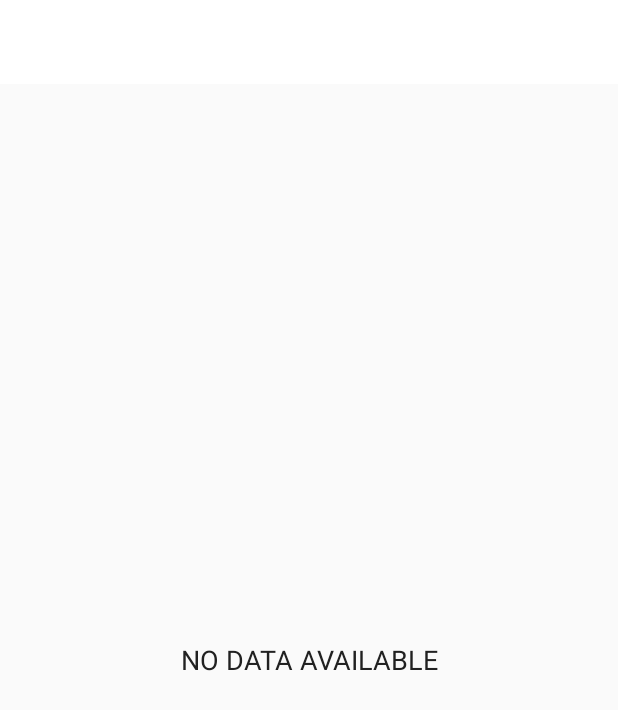
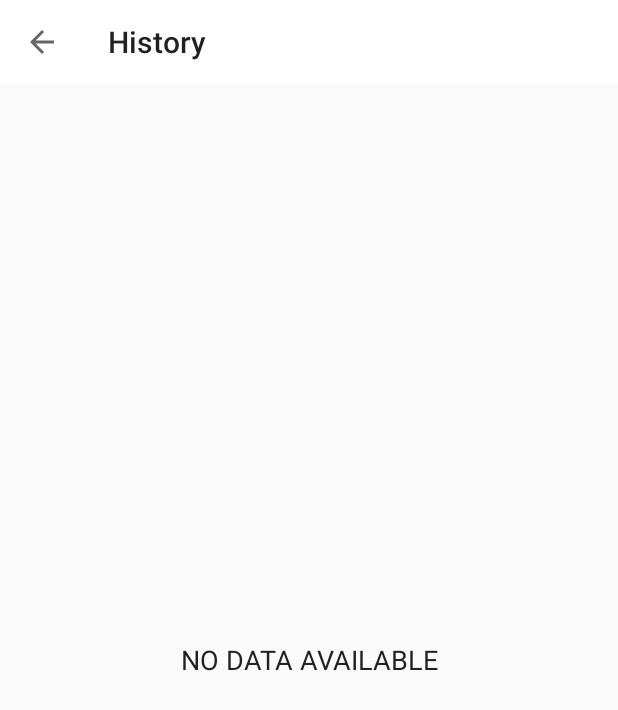
Before and after one commit to Roshan13046/Home_Workout_Kotlin_Android_App, an Android app: the screen it shows after launch (HistoryActivity), after a tap on an icon or button, on a phone screen of 412 x 824 dp. Shown: the top 710 px of the screen. Run offline under Robolectric (Android 15) with nearby library versions, the light colour scheme and no system bars.

Commit message:
fixes issue 18 : added action bar in History screen.

```diff
--- a/app/src/main/AndroidManifest.xml
+++ b/app/src/main/AndroidManifest.xml
@@ -11,9 +11,7 @@
         android:theme="@style/AppTheme">
         <activity android:name=".HistoryActivity"
             android:screenOrientation="portrait"
-            android:theme="@style/Theme.AppCompat.Light.NoActionBar"
-            />
-        <activity android:name=".B_M_I_Calculator" />
+            android:theme="@style/Theme.AppCompat.Light.NoActionBar" />
         <activity
             android:name=".BMIActivity"
             android:screenOrientation="portrait"
--- a/app/src/main/java/com/example/daily_workout_app/HistoryActivity.kt
+++ b/app/src/main/java/com/example/daily_workout_app/HistoryActivity.kt
@@ -14,7 +14,7 @@ class HistoryActivity : AppCompatActivity() {
         super.onCreate(savedInstanceState)
         setContentView(R.layout.activity_history)
 
-        setSupportActionBar(toolbar_bmi_activity)
+        setSupportActionBar(toolbar_history_activity)
 
         val actionbar = supportActionBar
         if(actionbar != null){
--- a/app/src/main/java/com/example/daily_workout_app/SqliteOpenHelper.kt
+++ b/app/src/main/java/com/example/daily_workout_app/SqliteOpenHelper.kt
@@ -27,12 +27,12 @@ class SqliteOpenHelper(context: Context, factory: SQLiteDatabase.CursorFactory?)
     override fun onUpgrade(db: SQLiteDatabase?, oldVersion: Int, newVersion: Int) {
         //dropping the database table and recreating new updated table with
         //updated version
-        db?.execSQL("DROP TABLE EXISTS"+ TABLE_HISTORY)
+        db?.execSQL("DROP TABLE IF EXISTS" + TABLE_HISTORY)
         onCreate(db)
     }
 
+    //method to add date into the TABLE_HISTORY database
     fun addDate(date: String){
-
         val values = ContentValues()  //Creates an empty set of values using the default initial size
         values.put(COLUMN_COMPLETED_DATE, date)
         val db = this.writableDatabase //creating a writeabledatabase
@@ -40,6 +40,7 @@ class SqliteOpenHelper(context: Context, factory: SQLiteDatabase.CursorFactory?)
         db.close()//closing the database
     }
 
+    //method to return list of completedDates
     fun getAllCompletedDatesList() : ArrayList<String>{
         val list = ArrayList<String>()
         val db = this.readableDatabase   //creating a readable database
```
Also changed, not shown: app/src/main/java/com/example/daily_workout_app/FinishActivity.kt (+4 -4 lines).
